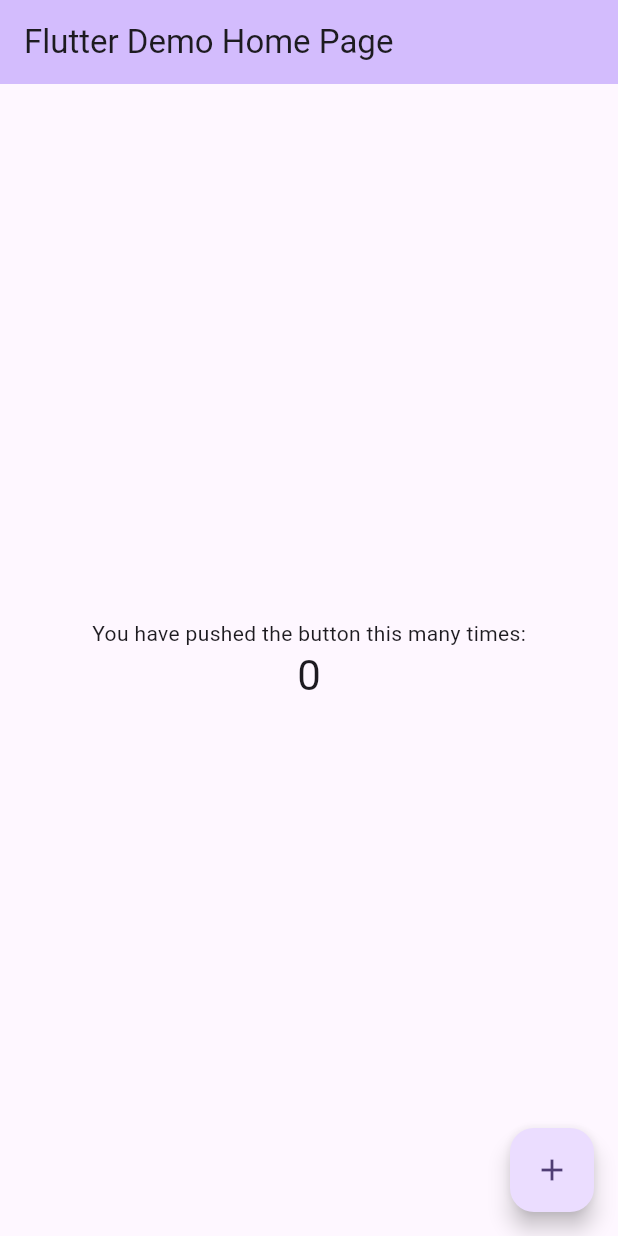
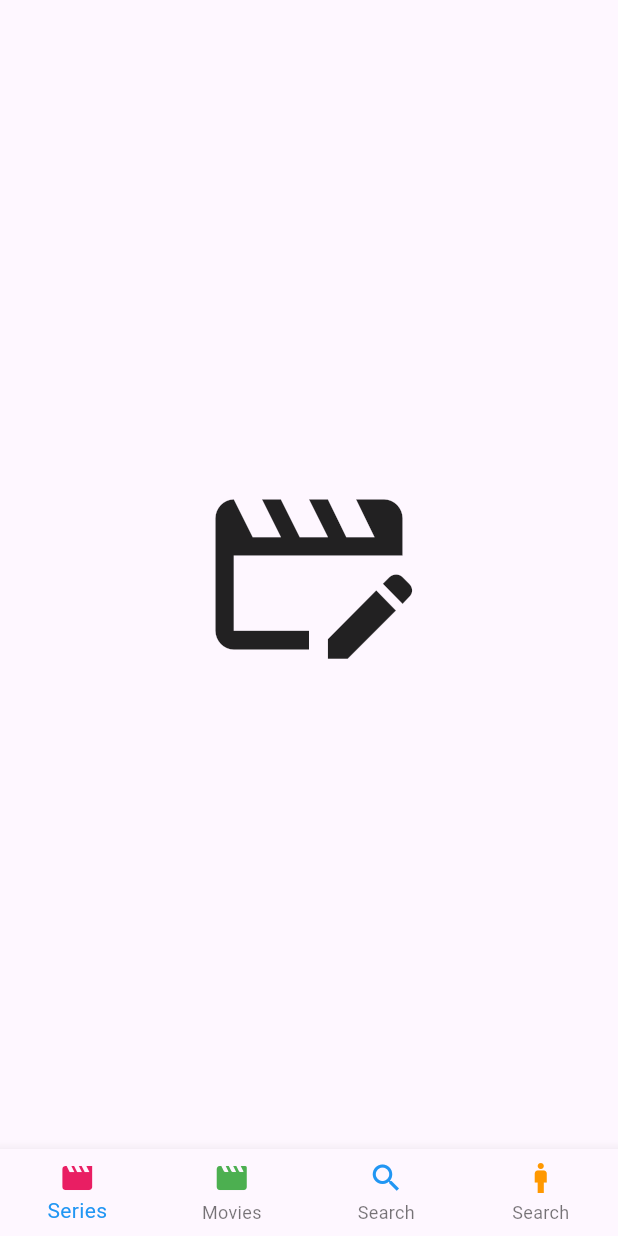
Before and after one commit to athimue/MovieMemo, a Flutter app: the screen it shows after launch, on a phone screen of 412 x 824 dp. Run offline on Flutter 3.47's test engine with Material 2 defaults, Android fonts, the light colour scheme and no system bars.

Commit message:
feat(architecture): add bottom navigation bar and 4 pages (movie, serie, search and profil)

```diff
--- a/lib/main.dart
+++ b/lib/main.dart
@@ -1,4 +1,6 @@
 import 'package:flutter/material.dart';
+import 'package:movie_memo/pages/home.dart';
+import 'package:movie_memo/pages/movie.dart';
 
 void main() {
   runApp(const MyApp());
@@ -11,115 +13,12 @@ class MyApp extends StatelessWidget {
   @override
   Widget build(BuildContext context) {
     return MaterialApp(
-      title: 'Flutter Demo',
+      title: 'Movie Memo',
       theme: ThemeData(
-        // This is the theme of your application.
-        //
-        // TRY THIS: Try running your application with "flutter run". You'll see
-        // the application has a blue toolbar. Then, without quitting the app,
-        // try changing the seedColor in the colorScheme below to Colors.green
-        // and then invoke "hot reload" (save your changes or press the "hot
-        // reload" button in a Flutter-supported IDE, or press "r" if you used
-        // the command line to start the app).
-        //
-        // Notice that the counter didn't reset back to zero; the application
-        // state is not lost during the reload. To reset the state, use hot
-        // restart instead.
-        //
-        // This works for code too, not just values: Most code changes can be
-        // tested with just a hot reload.
         colorScheme: ColorScheme.fromSeed(seedColor: Colors.deepPurple),
         useMaterial3: true,
       ),
-      home: const MyHomePage(title: 'Flutter Demo Home Page'),
+      home: const Home(),
     );
   }
 }
-
-class MyHomePage extends StatefulWidget {
-  const MyHomePage({super.key, required this.title});
-
-  // This widget is the home page of your application. It is stateful, meaning
-  // that it has a State object (defined below) that contains fields that affect
-  // how it looks.
-
-  // This class is the configuration for the state. It holds the values (in this
-  // case the title) provided by the parent (in this case the App widget) and
-  // used by the build method of the State. Fields in a Widget subclass are
-  // always marked "final".
-
-  final String title;
-
-  @override
-  State<MyHomePage> createState() => _MyHomePageState();
-}
-
-class _MyHomePageState extends State<MyHomePage> {
-  int _counter = 0;
-
-  void _incrementCounter() {
-    setState(() {
-      // This call to setState tells the Flutter framework that something has
-      // changed in this State, which causes it to rerun the build method below
-      // so that the display can reflect the updated values. If we changed
-      // _counter without calling setState(), then the build method would not be
-      // called again, and so nothing would appear to happen.
-      _counter++;
-    });
-  }
-
-  @override
-  Widget build(BuildContext context) {
-    // This method is rerun every time setState is called, for instance as done
-    // by the _incrementCounter method above.
-    //
-    // The Flutter framework has been optimized to make rerunning build methods
-    // fast, so that you can just rebuild anything that needs updating rather
-    // than having to individually change instances of widgets.
-    return Scaffold(
-      appBar: AppBar(
-        // TRY THIS: Try changing the color here to a specific color (to
-        // Colors.amber, perhaps?) and trigger a hot reload to see the AppBar
-        // change color while the other colors stay the same.
-        backgroundColor: Theme.of(context).colorScheme.inversePrimary,
-        // Here we take the value from the MyHomePage object that was created by
-        // the App.build method, and use it to set our appbar title.
-        title: Text(widget.title),
-      ),
-      body: Center(
-        // Center is a layout widget. It takes a single child and positions it
-        // in the middle of the parent.
-        child: Column(
-          // Column is also a layout widget. It takes a list of children and
-          // arranges them vertically. By default, it sizes itself to fit its
-          // children horizontally, and tries to be as tall as its parent.
-          //
-          // Column has various properties to control how it sizes itself and
-          // how it positions its children. Here we use mainAxisAlignment to
-          // center the children vertically; the main axis here is the vertical
-          // axis because Columns are vertical (the cross axis would be
-          // horizontal).
-          //
-          // TRY THIS: Invoke "debug painting" (choose the "Toggle Debug Paint"
-          // action in the IDE, or press "p" in the console), to see the
-          // wireframe for each widget.
-          mainAxisAlignment: MainAxisAlignment.center,
-          children: <Widget>[
-            const Text(
-              'You have pushed the button this many times:',
-            ),
-            Text(
-              '$_counter',
-              style: Theme.of(context).textTheme.headlineMedium,
-            ),
-          ],
-        ),
-      ),
-      floatingActionButton: FloatingActionButton(
-        onPressed: _incrementCounter,
-        tooltip: 'Increment',
-        child: const Icon(Icons.add),
-      ), // This trailing comma makes auto-formatting nicer for build methods.
-    );
-  }
-}
--- /dev/null
+++ b/lib/pages/home.dart
@@ -0,0 +1,62 @@
+import 'package:flutter/material.dart';
+import 'package:movie_memo/pages/movie.dart';
+import 'package:movie_memo/pages/profil.dart';
+import 'package:movie_memo/pages/search.dart';
+import 'package:movie_memo/pages/serie.dart';
+
+class Home extends StatefulWidget {
+  const Home({super.key});
+
+  @override
+  State<Home> createState() => _HomeState();
+}
+
+class _HomeState extends State<Home> {
+  int _selectedIndex = 0;
+
+  void _onItemTapped(int index) {
+    setState(() {
+      _selectedIndex = index;
+    });
+  }
+
+  final _pages = <Widget>[Movie(), Serie(), Search(), Profil()];
+
+  @override
+  Widget build(BuildContext context) {
+    return Scaffold(
+        bottomNavigationBar: BottomNavigationBar(
+          type: BottomNavigationBarType.fixed,
+          items: [
+            BottomNavigationBarItem(
+                icon: Icon(
+                  Icons.movie,
+                  color: Colors.pink,
+                ),
+                label: "Series"),
+            BottomNavigationBarItem(
+                icon: Icon(
+                  Icons.movie_creation_rounded,
+                  color: Colors.green,
+                ),
+                label: "Movies"),
+            BottomNavigationBarItem(
+                icon: Icon(
+                  Icons.search,
+                  color: Colors.blue,
+                ),
+                label: "Search"),
+            BottomNavigationBarItem(
+                icon: Icon(
+                  Icons.man,
+                  color: Colors.orange,
+                ),
+                label: "Search")
+          ],
+          currentIndex: _selectedIndex,
+          selectedItemColor: Colors.blue,
+          onTap: _onItemTapped,
+        ),
+        body: _pages.elementAt(_selectedIndex));
+  }
+}
--- /dev/null
+++ b/lib/pages/movie.dart
@@ -0,0 +1,14 @@
+import 'package:flutter/material.dart';
+
+class Movie extends StatelessWidget {
+  Movie({super.key});
+
+  @override
+  Widget build(BuildContext context) {
+    return (Center(
+        child: Icon(
+      Icons.movie_edit,
+      size: 150,
+    )));
+  }
+}
--- /dev/null
+++ b/lib/pages/search.dart
@@ -0,0 +1,14 @@
+import 'package:flutter/material.dart';
+
+class Search extends StatelessWidget {
+  Search({super.key});
+
+  @override
+  Widget build(BuildContext context) {
+    return (Center(
+        child: Icon(
+      Icons.search,
+      size: 150,
+    )));
+  }
+}
```
Also changed, not shown: analysis_options.yaml (+6 -24 lines), lib/pages/profil.dart (added, +14 -0 lines), lib/pages/serie.dart (added, +14 -0 lines), pubspec.yaml (+3 -69 lines).
